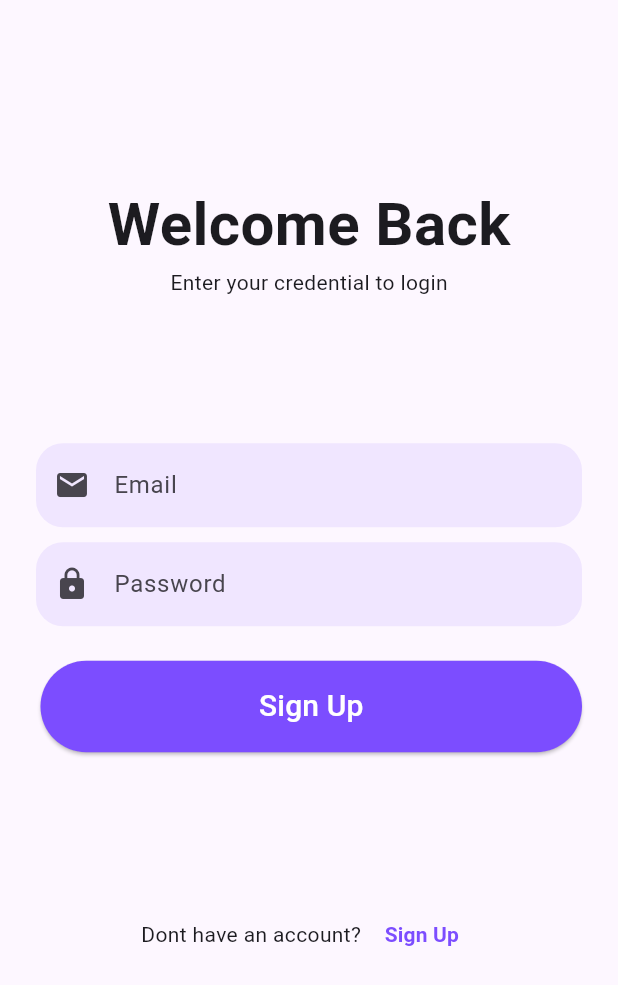
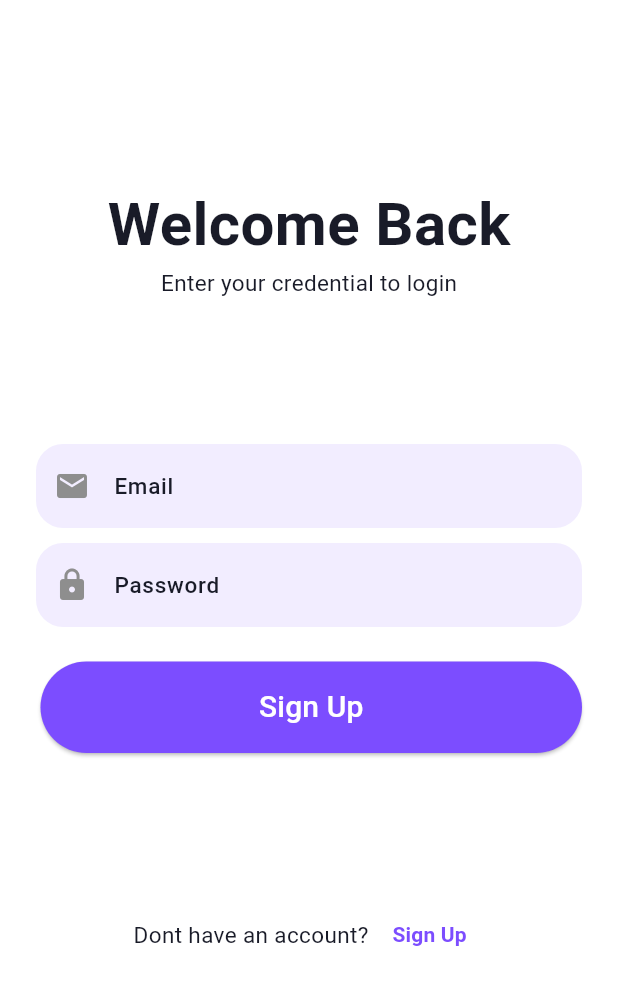
Before and after one commit to sahil7798/quicknsol_assignment, a Flutter app: the screen it shows after launch, on a phone screen of 412 x 824 dp. Shown: the top 985 px of the screen. Run offline on Flutter 3.47's test engine with Material 3 defaults, Android fonts, the phone set to English and light mode, and no system bars; our stand-ins replace another_flushbar, fluttertoast, get.

Commit message:
corrections updated

```diff
--- a/lib/controller/signUp_controller.dart
+++ b/lib/controller/signUp_controller.dart
@@ -2,6 +2,7 @@ import 'package:flutter/material.dart';
 import 'package:get/get.dart';
 import 'package:quicknsol_assignment/data/network/base_api_servces.dart';
 import 'package:quicknsol_assignment/data/network/network_api_services.dart';
+import 'package:quicknsol_assignment/utils/routes/route_names.dart';
 import 'package:quicknsol_assignment/utils/utils.dart';
 import 'package:quicknsol_assignment/view/home/home_screen.dart';
 import 'package:quicknsol_assignment/view/login/login_screen.dart';
@@ -35,7 +36,7 @@ class SignupController extends GetxController {
         passwordController.clear();
         await Future.delayed(Duration(seconds: 3));
 
-        Get.off(HomeScreen());
+        Get.offNamed(RouteName.loginView);
       } else {
         print(response);
       }
--- a/lib/data/network/network_api_services.dart
+++ b/lib/data/network/network_api_services.dart
@@ -35,6 +35,7 @@ class NetworkApiService implements BaseApiServices {
   Future getPostApiResponse(String url, dynamic data) async {
     if (kDebugMode) {
       print(url);
+      print(data);
     }
 
     dynamic responseJson;
--- a/lib/main.dart
+++ b/lib/main.dart
@@ -1,5 +1,7 @@
 import 'package:flutter/material.dart';
 import 'package:get/get.dart';
+import 'package:quicknsol_assignment/utils/routes/routes.dart';
+import 'package:quicknsol_assignment/utils/config/theme.dart';
 import 'package:quicknsol_assignment/view/home/home_screen.dart';
 import 'package:quicknsol_assignment/view/login/login_screen.dart';
 import 'package:quicknsol_assignment/view/signUp/signUp_screen.dart';
@@ -18,14 +20,18 @@ class MyApp extends StatelessWidget {
   Widget build(BuildContext context) {
     return SafeArea(
       child: GetMaterialApp(
+          theme: lightTheme,
+          themeMode: ThemeMode.light,
           debugShowCheckedModeBanner: false,
           title: 'Quicknsol Assignment',
-          theme: ThemeData(
-            colorScheme:
-                ColorScheme.fromSeed(seedColor: Colors.deepPurpleAccent),
-            useMaterial3: true,
+
+          // theme: ThemeData(
+          //   colorScheme: ColorScheme.fromSeed(seedColor: Colors.deepPurpleAccent),
+          //   useMaterial3: true,
+          // ),
+          getPages: AppRoutes.appRoutes()
+          // home: SignupScreen(),
           ),
-          home: const SplashScreen()),
     );
   }
 }
--- /dev/null
+++ b/lib/utils/config/theme.dart
@@ -0,0 +1,75 @@
+import 'package:flutter/material.dart';
+import 'package:quicknsol_assignment/utils/config/app_colors.dart';
+
+var lightTheme = ThemeData(
+    scaffoldBackgroundColor: lightBgColor,
+    appBarTheme: AppBarTheme(
+        color: lightPrimaryColor,
+        iconTheme: IconThemeData(color: Colors.white)),
+    useMaterial3: true,
+    inputDecorationTheme: InputDecorationTheme(
+      // fillColor: lightBgColor,
+      // filled: true,
+      border: OutlineInputBorder(
+        borderRadius: BorderRadius.circular(18),
+      ),
+      fillColor: lightPrimaryColor.withOpacity(0.1),
+      filled: true,
+      prefixIconColor: lightLableColor,
+      labelStyle: TextStyle(
+        fontSize: 15,
+        color: lightFontColor,
+        fontWeight: FontWeight.w500,
+      ),
+      hintStyle: TextStyle(
+        fontSize: 15,
+        color: lightFontColor,
+        fontWeight: FontWeight.w500,
+      ),
+    ),
+    colorScheme: const ColorScheme.light(
+      brightness: Brightness.light,
+      background: lightBgColor,
+      onBackground: lightFontColor,
+      primaryContainer: lightDivColor,
+      onPrimaryContainer: lightFontColor,
+      secondaryContainer: lightLableColor,
+      primary: lightPrimaryColor,
+    ),
+    textTheme: const TextTheme(
+      headlineLarge: TextStyle(
+        fontSize: 24,
+        color: lightFontColor,
+        fontWeight: FontWeight.w700,
+      ),
+      headlineMedium: TextStyle(
+        fontSize: 20,
+        color: lightFontColor,
+        fontWeight: FontWeight.w600,
+      ),
+      headlineSmall: TextStyle(
+        fontSize: 15,
+        color: lightFontColor,
+        fontWeight: FontWeight.w600,
+      ),
+      bodyLarge: TextStyle(
+        fontSize: 16,
+        color: lightFontColor,
+        fontWeight: FontWeight.w500,
+      ),
+      bodyMedium: TextStyle(
+        fontSize: 15,
+        color: lightFontColor,
+        fontWeight: FontWeight.w400,
+      ),
+      bodySmall: TextStyle(
+        fontSize: 13,
+        color: lightFontColor,
+        fontWeight: FontWeight.w500,
+      ),
+      labelSmall: TextStyle(
+        fontSize: 13,
+        color: lightLableColor,
+        fontWeight: FontWeight.w300,
+      ),
+    ));
--- /dev/null
+++ b/lib/utils/routes/route_names.dart
@@ -0,0 +1,8 @@
+class RouteName {
+  static const String splashScreen = '/';
+
+  static const String loginView = '/login_view';
+  static const String signUpView = '/signup_view';
+  static const String homeView = '/home_view';
+  static const String userUpdateView = '/update_view';
+}
--- /dev/null
+++ b/lib/utils/routes/routes.dart
@@ -0,0 +1,51 @@
+import 'package:get/get_navigation/src/routes/get_route.dart';
+import 'package:get/get_navigation/src/routes/transitions_type.dart';
+import 'package:quicknsol_assignment/utils/routes/route_names.dart';
+import 'package:quicknsol_assignment/view/home/home_screen.dart';
+import 'package:quicknsol_assignment/view/login/login_screen.dart';
+import 'package:quicknsol_assignment/view/signUp/signUp_screen.dart';
+import 'package:quicknsol_assignment/view/splash/splash_screen.dart';
+import 'package:quicknsol_assignment/view/update_user/updateUser_screen.dart';
+
+class AppRoutes {
+  // String? name;
+  // String? email;
+  // int? id;
+  // AppRoutes(this.name, this.email, this.id);
+  static appRoutes() => [
+        GetPage(
+          name: RouteName.splashScreen,
+          page: () => SplashScreen(),
+          transitionDuration: Duration(milliseconds: 250),
+          transition: Transition.leftToRightWithFade,
+        ),
+        GetPage(
+          name: RouteName.loginView,
+          page: () => LoginScreen(),
+          transitionDuration: Duration(milliseconds: 250),
+          transition: Transition.leftToRightWithFade,
+        ),
+        GetPage(
+          name: RouteName.signUpView,
+          page: () => SignupScreen(),
+          transitionDuration: Duration(milliseconds: 250),
+          transition: Transition.leftToRightWithFade,
+        ),
+        GetPage(
+          name: RouteName.homeView,
+          page: () => HomeScreen(),
+          transitionDuration: Duration(milliseconds: 250),
+          transition: Transition.leftToRightWithFade,
+        ),
+        // GetPage(
+        //   name: RouteName.userUpdateView,
+        //   page: () => UpdateuserScreen(
+        //     email: email!,
+        //     fullName: name!,
+        //     id: id!,
+        //   ),
+        //   transitionDuration: Duration(milliseconds: 250),
+        //   transition: Transition.leftToRightWithFade,
+        // ),
+      ];
+}
--- a/lib/utils/widgets/custom_button.dart
+++ b/lib/utils/widgets/custom_button.dart
@@ -1,4 +1,5 @@
 import 'package:flutter/material.dart';
+import 'package:quicknsol_assignment/utils/config/app_colors.dart';
 
 class CustomButton extends StatelessWidget {
   final String title;
@@ -21,7 +22,7 @@ class CustomButton extends StatelessWidget {
           style: ElevatedButton.styleFrom(
             shape: const StadiumBorder(),
             padding: const EdgeInsets.symmetric(vertical: 16),
-            backgroundColor: Colors.deepPurpleAccent,
+            backgroundColor: lightPrimaryColor,
           ),
         ));
   }
--- a/lib/view/login/login_screen.dart
+++ b/lib/view/login/login_screen.dart
@@ -1,6 +1,7 @@
 import 'package:flutter/material.dart';
 import 'package:get/get.dart';
 import 'package:quicknsol_assignment/controller/login_controller.dart';
+import 'package:quicknsol_assignment/utils/routes/route_names.dart';
 import 'package:quicknsol_assignment/utils/widgets/custom_button.dart';
 import 'package:quicknsol_assignment/view/signUp/signUp_screen.dart';
 
@@ -106,7 +107,7 @@ class _LoginScreenState extends State<LoginScreen> {
         const Text("Dont have an account? "),
         TextButton(
             onPressed: () {
-              Get.to(SignupScreen());
+              Get.offNamed(RouteName.signUpView);
             },
             child: const Text(
               "Sign Up",
--- a/lib/view/signUp/signUp_screen.dart
+++ b/lib/view/signUp/signUp_screen.dart
@@ -1,6 +1,7 @@
 import 'package:flutter/material.dart';
 import 'package:get/get.dart';
 import 'package:quicknsol_assignment/controller/signUp_controller.dart';
+import 'package:quicknsol_assignment/utils/routes/route_names.dart';
 import 'package:quicknsol_assignment/utils/widgets/custom_button.dart';
 import 'package:quicknsol_assignment/utils/widgets/custom_textfield.dart';
 import 'package:quicknsol_assignment/view/login/login_screen.dart';
@@ -96,7 +97,9 @@ class SignupScreen extends StatelessWidget {
                     const Text("Already have an account?"),
                     TextButton(
                         onPressed: () {
-                          Get.off(LoginScreen());
+                          Get.offNamed(
+                            RouteName.loginView,
+                          );
                         },
                         child: const Text(
                           "Login",
--- a/pubspec.yaml
+++ b/pubspec.yaml
@@ -39,6 +39,7 @@ dependencies:
   get: ^4.7.2
   fluttertoast: ^8.2.12
   another_flushbar: ^1.12.30
+
 
 dev_dependencies:
   flutter_test:
```
Also changed, not shown: lib/controller/login_controller.dart (+6 -3 lines), lib/controller/users_controller.dart (+8 -3 lines), lib/data/shared_pref.dart (deleted, +0 -53 lines), lib/utils/config/app_colors.dart (added, +7 -0 lines), lib/utils/widgets/custom_dialog.dart (added, +91 -0 lines), lib/view/home/home_screen.dart (+37 -29 lines), lib/view/update_user/updateUser_screen.dart (+5 -2 lines), 3 other files.
